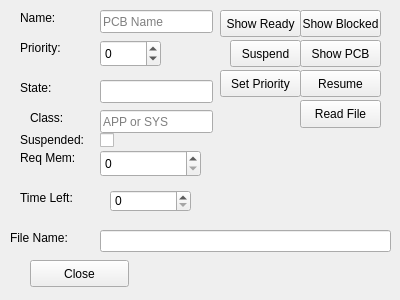
orville94Bailey/OpSys, file pcbwindow.ui: the form before one commit.
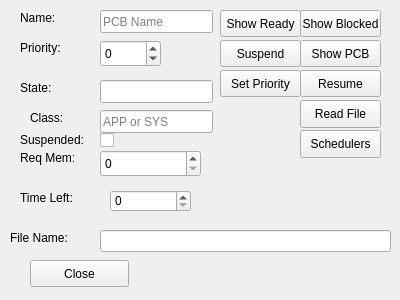
The form after the commit.

Diff of the .ui file:
```diff
--- a/pcbwindow.ui
+++ b/pcbwindow.ui
@@ -208,9 +208,9 @@
   <widget class="QPushButton" name="suspendButton">
    <property name="geometry">
     <rect>
-     <x>230</x>
+     <x>220</x>
      <y>40</y>
-     <width>71</width>
+     <width>81</width>
      <height>27</height>
     </rect>
    </property>
@@ -319,6 +319,19 @@
     <number>2048</number>
    </property>
   </widget>
+  <widget class="QPushButton" name="schedulerButton">
+   <property name="geometry">
+    <rect>
+     <x>300</x>
+     <y>130</y>
+     <width>81</width>
+     <height>28</height>
+    </rect>
+   </property>
+   <property name="text">
+    <string>Schedulers</string>
+   </property>
+  </widget>
  </widget>
  <resources/>
  <connections/>
```
